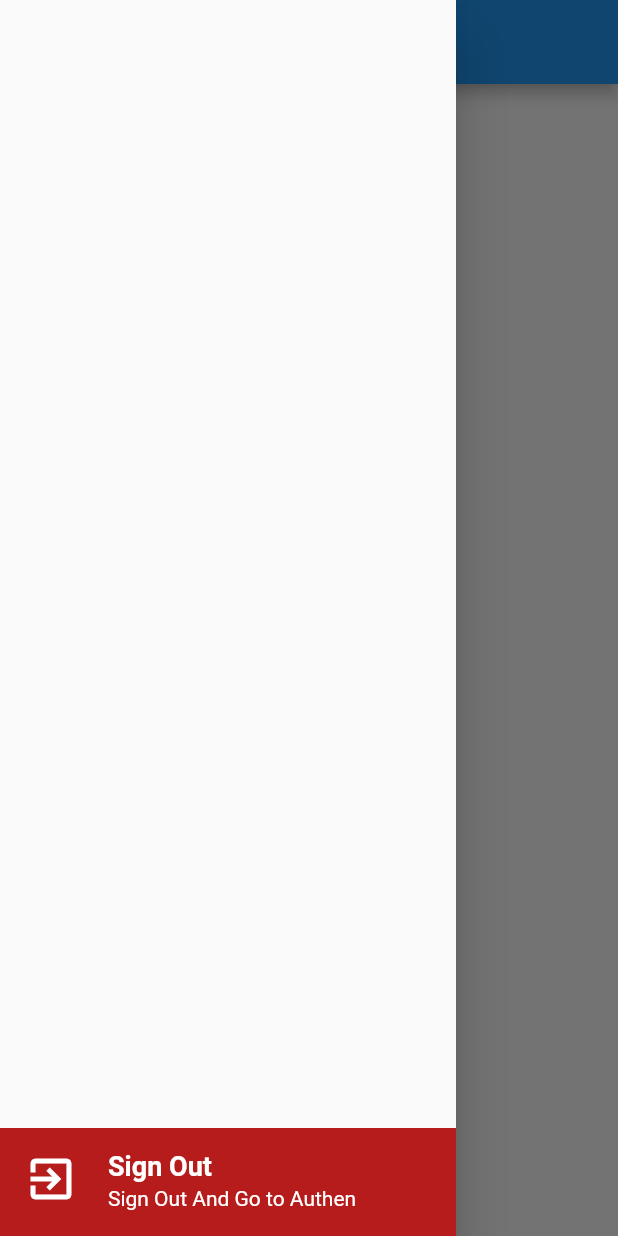
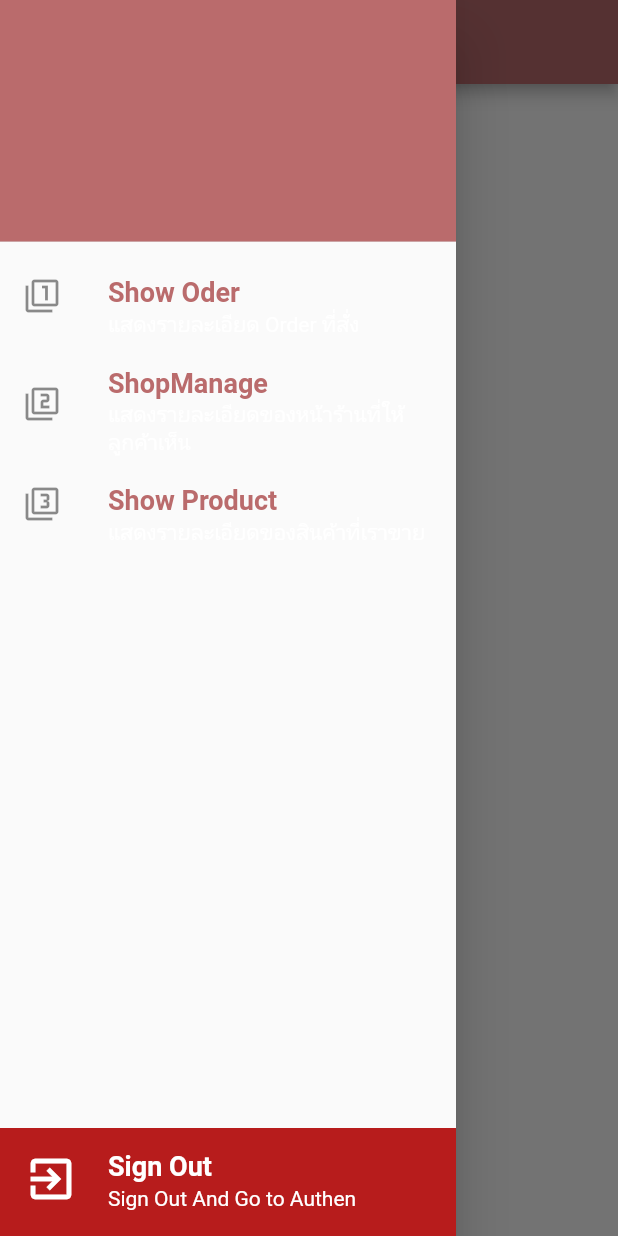
Before and after one commit to poomonlinez4/boneclinicmsu, a Flutter app: the AdminService screen opened by its route, with the side drawer open, on a phone screen of 412 x 824 dp. Run offline on Flutter 3.47's test engine with Material 2 defaults, Android fonts, the phone set to English and light mode, and no system bars; our stand-ins replace dio, image_picker, shared_preferences; missing offline and left inert: dart:html; accounts and stored records are empty.

Commit message:
ในส่วนของ admin

```diff
--- /dev/null
+++ b/lib/bodys/show_order_admin.dart
@@ -0,0 +1,17 @@
+import 'package:flutter/material.dart';
+
+class ShowOrderAdmin extends StatefulWidget {
+  const ShowOrderAdmin({Key? key}) : super(key: key);
+
+  @override
+  State<ShowOrderAdmin> createState() => _ShowOrderAdminState();
+}
+
+class _ShowOrderAdminState extends State<ShowOrderAdmin> {
+  @override
+  Widget build(BuildContext context) {
+    return Scaffold(
+      body: Text('This is Show Order'),
+    );
+  }
+}
--- a/lib/states/admin_service.dart
+++ b/lib/states/admin_service.dart
@@ -1,14 +1,25 @@
+import 'package:boneclinicmsu/bodys/shop_mange_admin.dart';
+import 'package:boneclinicmsu/bodys/show_order_admin.dart';
+import 'package:boneclinicmsu/bodys/show_product_admin.dart';
+import 'package:boneclinicmsu/unility/my_constant.dart';
 import 'package:boneclinicmsu/widgets/show_signout.dart';
+import 'package:boneclinicmsu/widgets/show_title.dart';
 import 'package:flutter/material.dart';
 
 class AdminService extends StatefulWidget {
   const AdminService({Key? key}) : super(key: key);
-
   @override
   State<AdminService> createState() => _AdminServiceState();
 }
 
 class _AdminServiceState extends State<AdminService> {
+  List<Widget> widgets = [
+    ShowOrderAdmin(),
+    ShopMangeAdmin(),
+    ShowProductAdmin(),
+  ];
+  int indexWidget = 0;
+
   @override
   Widget build(BuildContext context) {
     return Scaffold(
@@ -16,8 +27,70 @@ class _AdminServiceState extends State<AdminService> {
         title: Text('Bone Climic (Admin)'),
       ),
       drawer: Drawer(
-        child: ShowSignOut(),
+        child: Stack(
+          children: [
+            ShowSignOut(),
+            Column(
+              children: [
+                UserAccountsDrawerHeader(accountName: null, accountEmail: null),
+                menuShowOrder(),
+                menuShowManage(),
+                menuShowProduct()
+              ],
+            ),
+          ],
+        ),
       ),
+      body: widgets[indexWidget],
+    );
+  }
+
+  ListTile menuShowOrder() {
+    return ListTile(
+      onTap: (() {
+        setState(() {
+          indexWidget = 0;
+          Navigator.pop(context);
+        });
+      }),
+      leading: Icon(Icons.filter_1),
+      title: ShowTitle(title: 'Show Oder', textStyle: MyConstant().h2style()),
+      subtitle: ShowTitle(
+          title: 'แสดงรายละเอียด Order ที่สั่ง',
+          textStyle: MyConstant().h3Whitestyle()),
+    );
+  }
+
+  ListTile menuShowManage() {
+    return ListTile(
+      onTap: (() {
+        setState(() {
+          indexWidget = 1;
+          Navigator.pop(context);
+        });
+      }),
+      leading: Icon(Icons.filter_2),
+      title: ShowTitle(title: 'ShopManage', textStyle: MyConstant().h2style()),
+      subtitle: ShowTitle(
+          title: 'แสดงรายละเอียดของหน้าร้านที่ให้ลูกค้าเห็น',
+          textStyle: MyConstant().h3Whitestyle()),
+    );
+  }
+
+  ListTile menuShowProduct() {
+    return ListTile(
+      onTap: (() {
+        setState(() {
+          indexWidget = 2;
+          Navigator.pop(context);
+        });
+      }),
+      leading: Icon(Icons.filter_3),
+      title:
+          ShowTitle(title: 'Show Product', textStyle: MyConstant().h2style()),
+      subtitle: ShowTitle(
+          title: 'แสดงรายละเอียดของสินค้าที่เราขาย',
+          textStyle: MyConstant().h3Whitestyle()),
     );
   }
 }
--- a/lib/states/authen.dart
+++ b/lib/states/authen.dart
@@ -88,7 +88,10 @@ class _AuthenState extends State<Authen> {
 
                   //เชื่อมไปหน้าอื่น ๆ Navigator
                   Navigator.pushNamed(
-                      context, MyConstant.routeCoustomerService);
+                      //  context, MyConstant.routeCoustomerService);
+
+                      context,
+                      MyConstant.routeAdminService);
                 }
               },
               child: Text('Login'),
--- a/lib/unility/my_constant.dart
+++ b/lib/unility/my_constant.dart
@@ -3,7 +3,7 @@ import 'package:flutter/material.dart';
 class MyConstant {
   // Genernal
   static String appName = 'Bone Clinic';
-  static String domain = 'https://ab1a-184-82-54-4.ap.ngrok.io';
+  static String domain = 'https://6aa5-184-82-54-151.ap.ngrok.io';
 
   // Route
   static String routeAuthen = '/authen';
@@ -11,6 +11,7 @@ class MyConstant {
   static String routeCoustomerService = '/customerService';
   static String routeDoctorService = '/doctorService';
   static String routeAdminService = '/adminService';
+  static String routeAddProduct = '/addProduct';
 
   // Image
   static String image1 = 'images/image (1).png';
@@ -21,12 +22,25 @@ class MyConstant {
   static String image6 = 'images/image (6).png';
   static String image7 = 'images/image (7).png';
   static String image8 = 'images/image (8).png';
+  static String image9 = 'images/image9.png';
   static String avatar = 'images/avatar.png';
 
   //Color
   static Color primary = Color(0xffef9a9a);
   static Color dark = Color(0xffba6b6c);
   static Color light = Color(0xffffcccb);
+  static Map<int, Color> mapMaterialColor = {
+    50: Color.fromRGBO(186, 107, 108, 0.1),
+    100: Color.fromRGBO(186, 107, 108, 0.2),
+    200: Color.fromRGBO(186, 107, 108, 0.3),
+    300: Color.fromRGBO(186, 107, 108, 0.4),
+    400: Color.fromRGBO(186, 107, 108, 0.5),
+    500: Color.fromRGBO(186, 107, 108, 0.6),
+    600: Color.fromRGBO(186, 107, 108, 0.7),
+    700: Color.fromRGBO(186, 107, 108, 0.8),
+    800: Color.fromRGBO(186, 107, 108, 0.9),
+    900: Color.fromRGBO(186, 107, 108, 1.0),
+  };
 
   // Style
   TextStyle h1style() => TextStyle(
```
Also changed, not shown: lib/bodys/shop_mange_admin.dart (added, +17 -0 lines), lib/bodys/show_product_admin.dart (added, +24 -0 lines), lib/main.dart (+9 -4 lines), lib/states/add_product.dart (added, +115 -0 lines), images/image 9.png (added).
